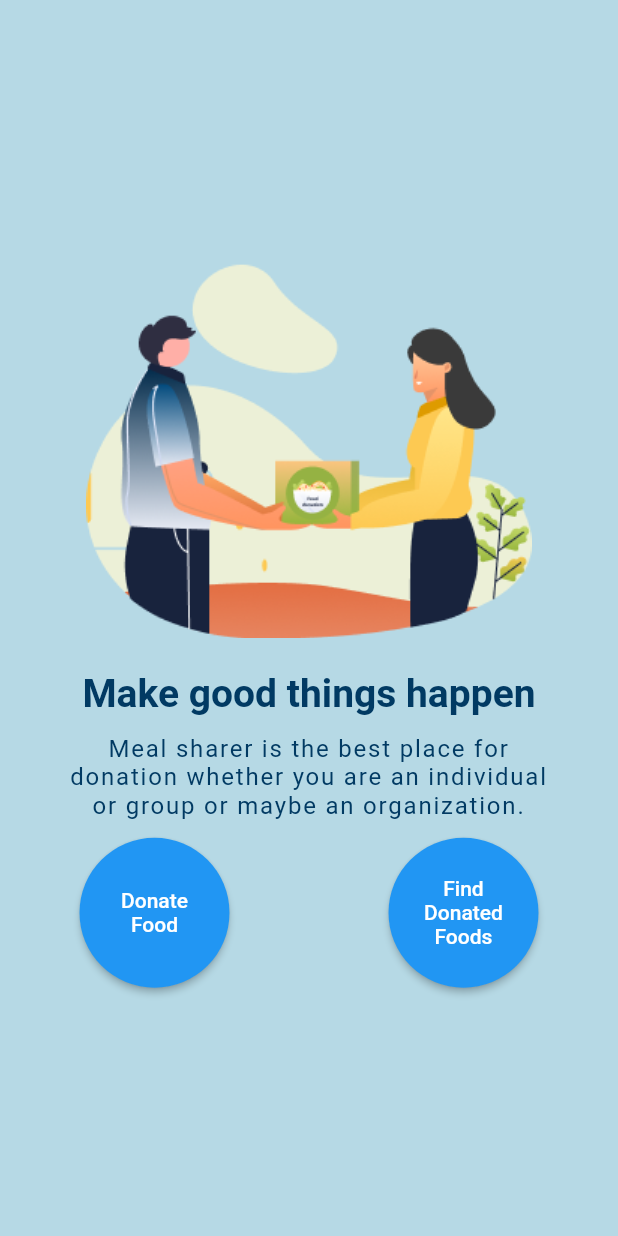
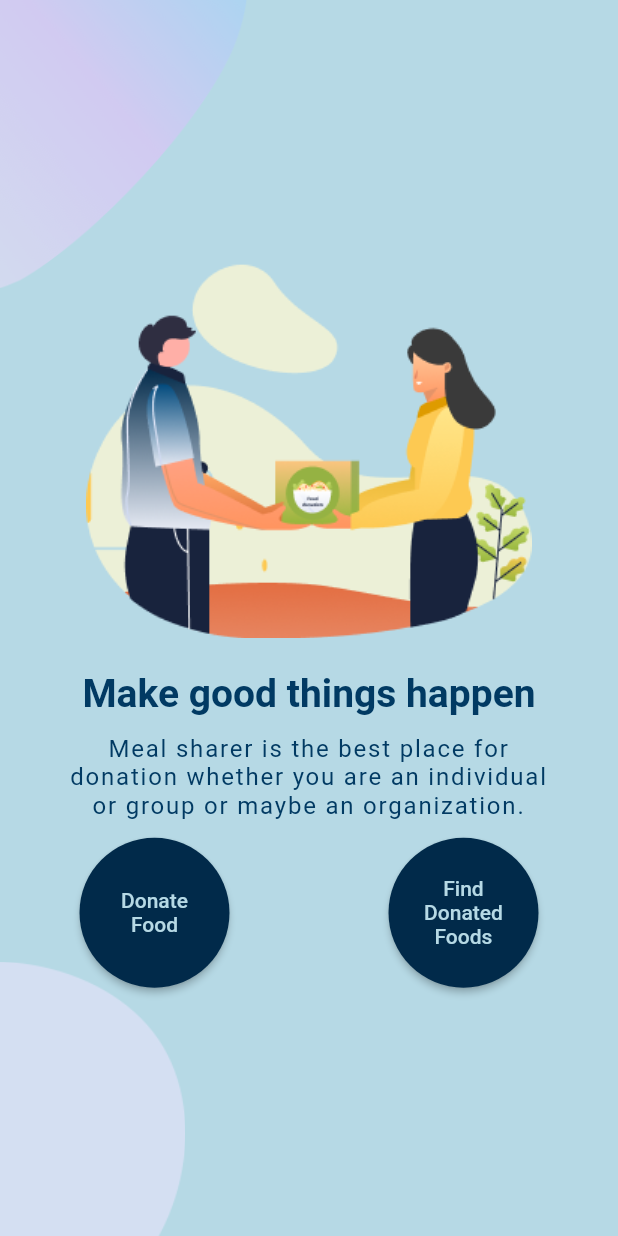
Before and after one commit to SumayaSiddique/CSE327-Group02-Meal_Sharer, a Flutter app: the HomeScreen screen opened directly, on a phone screen of 412 x 824 dp. Run offline on Flutter 3.47's test engine with Material 2 defaults, Android fonts, the phone set to English and light mode, and no system bars; our stand-ins replace flutter_svg, font_awesome_flutter, get, lottie.

Commit message:
Update home_screen.dart

```diff
--- a/meal_sharer/lib/Screens/Home/home_screen.dart
+++ b/meal_sharer/lib/Screens/Home/home_screen.dart
@@ -1,5 +1,9 @@
 import 'package:flutter/material.dart';
+import 'package:font_awesome_flutter/font_awesome_flutter.dart';
 import 'package:get/get.dart';
+import 'package:meal_sharer/Screens/Profile/profile_screen.dart';
+import 'package:meal_sharer/Screens/Welcome/components/welcome_background.dart';
+import 'package:meal_sharer/constants.dart';
 
 class HomeScreen extends StatefulWidget {
   const HomeScreen({Key? key}) : super(key: key);
@@ -12,7 +16,7 @@ class _HomeScreenState extends State<HomeScreen> {
   @override
   Widget build(BuildContext context) {
     return Scaffold(
-      body: SafeArea(
+      body: WelcomeBackground(
         child: Center(
           child: Column(
             mainAxisAlignment: MainAxisAlignment.center,
@@ -60,12 +64,12 @@ class _HomeScreenState extends State<HomeScreen> {
                         "Donate\nFood",
                         textAlign: TextAlign.center,
                         style: TextStyle(
-                          color: Colors.white,
+                          color: sBackgroundColor,
                         ),
                       ),
                       style: ElevatedButton.styleFrom(
                         shape: const CircleBorder(),
-                        primary: Colors.blue,
+                        primary: sPrimaryColor,
                       ),
                     ),
                   ),
@@ -73,17 +77,19 @@ class _HomeScreenState extends State<HomeScreen> {
                     height: 100,
                     width: 100,
                     child: ElevatedButton(
-                      onPressed: () {},
+                      onPressed: () {
+                        Get.to(() => const ProfileScreen());
+                      },
                       child: const Text(
                         "Find\nDonated\nFoods",
                         textAlign: TextAlign.center,
                         style: TextStyle(
-                          color: Colors.white,
+                          color: sBackgroundColor,
                         ),
                       ),
                       style: ElevatedButton.styleFrom(
                         shape: const CircleBorder(),
-                        primary: Colors.blue,
+                        primary: sPrimaryColor,
                       ),
                     ),
                   ),
```
